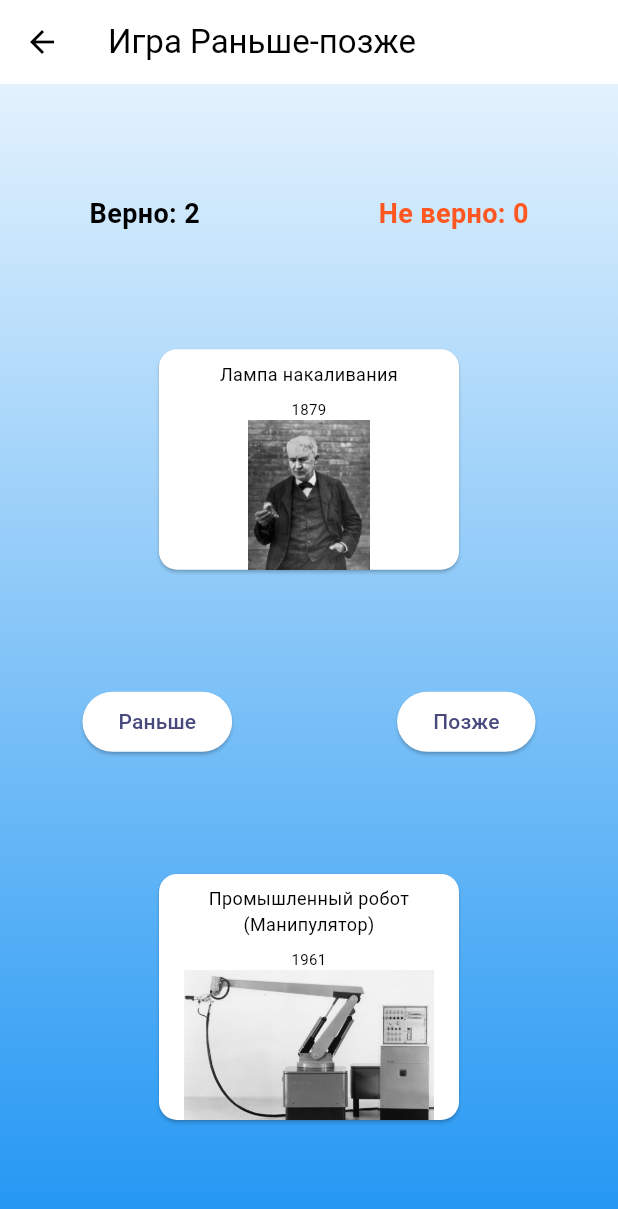
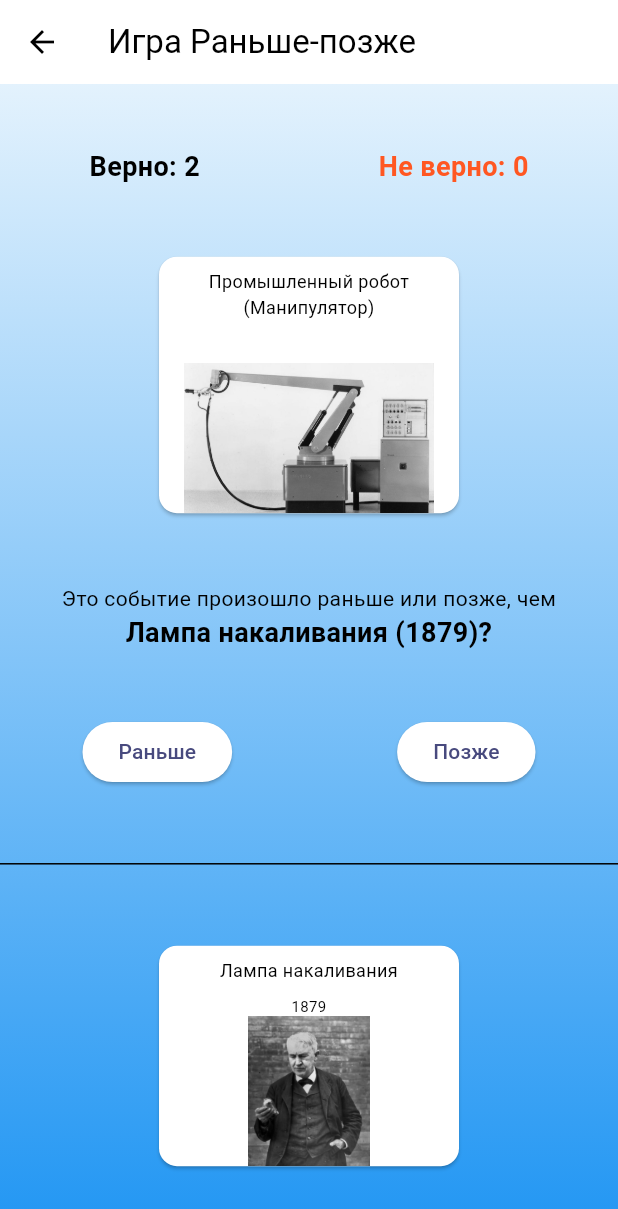
Before and after one commit to Emerald2014/timeline, a Flutter app: the BeforeLaterGameView screen opened directly, after a tap on "Раньше", after a tap on "Позже", on a phone screen of 412 x 824 dp. Shown: the top 1209 px of the screen. Run offline on Flutter 3.47's test engine with Material 3 defaults, Android fonts, the phone set to English and light mode, and no system bars; our stand-ins replace bloc, equatable, flutter_bloc.

Commit message:
Исправил отображение на экране

```diff
--- a/lib/bloc/game_bloc.dart
+++ b/lib/bloc/game_bloc.dart
@@ -82,10 +82,14 @@ class GameBloc extends Bloc<GameEvent, GameState> {
 
     gameRepository.removeCardFromList(currentTableCard!.name);
     gameRepository.removeCardFromList(currentHandCard!.name);
-    currentTableCard = gameRepository.currentCardList[0];
-    currentHandCard = gameRepository.currentCardList[1];
-    emit(state.copyWith(
-        handGameCard: currentHandCard, tableGameCard: currentTableCard));
+    if (cardListIsEmpty()) {
+      emit(state.copyWith(gameStatus: GameStatus.endGame));
+    } else {
+      currentTableCard = gameRepository.currentCardList[0];
+      currentHandCard = gameRepository.currentCardList[1];
+      emit(state.copyWith(
+          handGameCard: currentHandCard, tableGameCard: currentTableCard));
+    }
   }
 
   void _onGameRestarted(GameRestarted event, Emitter<GameState> emit) {
--- a/lib/ui/before_later_game_screen.dart
+++ b/lib/ui/before_later_game_screen.dart
@@ -1,10 +1,9 @@
 import 'package:flutter/material.dart';
 import 'package:flutter_bloc/flutter_bloc.dart';
-import 'package:timeline/model/enums.dart';
+import 'package:timeline/model/models.dart';
 
 import '../../ui/widgets/background.dart';
 import '../bloc/game_bloc.dart';
-import '../model/game_card.dart';
 import '../repository/game_repository.dart';
 
 class BeforeLaterGameScreen extends StatelessWidget {
@@ -28,12 +27,12 @@ class BeforeLaterGameView extends StatefulWidget {
 }
 
 class _BeforeLaterGameViewState extends State<BeforeLaterGameView> {
-
   @override
   void initState() {
     context.read<GameBloc>().getInitialCard();
     super.initState();
   }
+
   @override
   Widget build(BuildContext context) {
     return Scaffold(
@@ -62,16 +61,18 @@ class _BeforeLaterGameViewState extends State<BeforeLaterGameView> {
                   Score(
                       gameRightAnswer: state.gameRightAnswer,
                       gameWrongAnswer: state.gameWrongAnswer),
-                  GameTableView(
-                      firstGameCard: state.tableGameCard ??
+                  GameHandView(
+                      firstGameCard: state.handGameCard ??
                           GameCard(
                               name: "name",
                               year: -2,
                               category: Category.events,
                               century: Century.XXI)),
+                  TextQuestion(tableCard: state.tableGameCard!),
                   const Center(child: Actions()),
-                  GameHandView(
-                      firstGameCard: state.handGameCard ??
+                  Divider(),
+                  GameTableView(
+                      firstGameCard: state.tableGameCard ??
                           GameCard(
                               name: "name",
                               year: -2,
@@ -85,6 +86,30 @@ class _BeforeLaterGameViewState extends State<BeforeLaterGameView> {
           );
         }
       }),
+    );
+  }
+}
+
+class TextQuestion extends StatelessWidget {
+  TextQuestion({super.key, required this.tableCard});
+
+  GameCard tableCard;
+
+  @override
+  Widget build(BuildContext context) {
+    return RichText(
+      textAlign: TextAlign.center,
+      text: TextSpan(
+        text: 'Это событие произошло раньше или позже, чем \n',
+        style: DefaultTextStyle.of(context).style,
+        children: <TextSpan>[
+          TextSpan(
+            text: "${tableCard.name} (${tableCard.year})?",
+            style: TextStyle(fontWeight: FontWeight.bold, fontSize: 18),
+          ),
+          // TextSpan(text: '?'),
+        ],
+      ),
     );
   }
 }
@@ -165,7 +190,7 @@ class GameTableView extends StatelessWidget {
   Widget build(BuildContext context) {
     return Row(
       mainAxisAlignment: MainAxisAlignment.spaceAround,
-      children: [card(firstGameCard)],
+      children: [card(firstGameCard, true)],
     );
   }
 }
@@ -179,7 +204,7 @@ class GameHandView extends StatelessWidget {
   Widget build(BuildContext context) {
     return Row(
       mainAxisAlignment: MainAxisAlignment.spaceAround,
-      children: [card(firstGameCard)],
+      children: [card(firstGameCard, false)],
     );
   }
 }
@@ -209,7 +234,7 @@ class Actions extends StatelessWidget {
   }
 }
 
-Widget card(GameCard gameCard) {
+Widget card(GameCard gameCard, bool isYearVisible) {
   return Center(
     child: Card(
       child: SizedBox(
@@ -225,11 +250,13 @@ Widget card(GameCard gameCard) {
                   textAlign: TextAlign.center,
                 ),
               ),
-              Text(
-                gameCard.year.toString(),
-                style: TextStyle(fontSize: 10),
-                textAlign: TextAlign.center,
-              ),
+              isYearVisible
+                  ? Text(
+                      gameCard.year.toString(),
+                      style: TextStyle(fontSize: 10),
+                      textAlign: TextAlign.center,
+                    )
+                  : Text(""),
               Image.asset(
                 gameCard.image,
                 height: 100,
```
